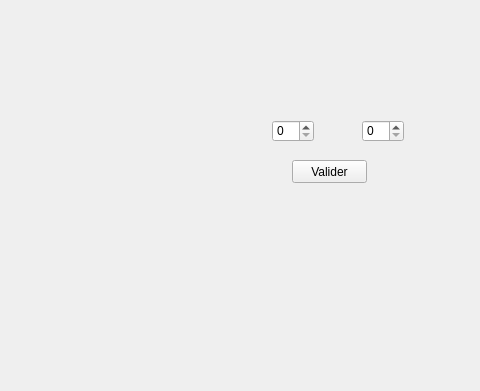
lmabille/LO21---Printemps-2021---Projet-Cellulut, file creaconfig.ui: the form before one commit; both pictures show x 288 to 768 and y 0 to 391 of the 768 by 552 pixel window.
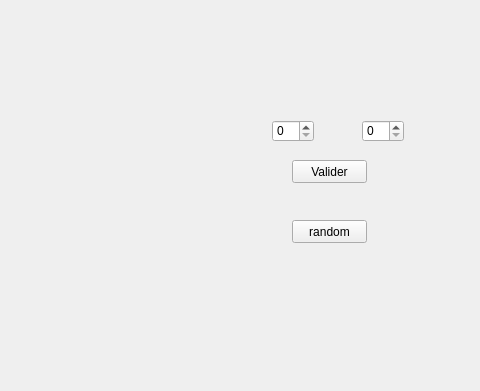
The form after the commit.

Patch:
```diff
--- a/creaconfig.ui
+++ b/creaconfig.ui
@@ -78,6 +78,19 @@
     </size>
    </property>
   </widget>
+  <widget class="QPushButton" name="btnRandom">
+   <property name="geometry">
+    <rect>
+     <x>580</x>
+     <y>220</y>
+     <width>75</width>
+     <height>23</height>
+    </rect>
+   </property>
+   <property name="text">
+    <string>random</string>
+   </property>
+  </widget>
  </widget>
  <resources/>
  <connections>
```
